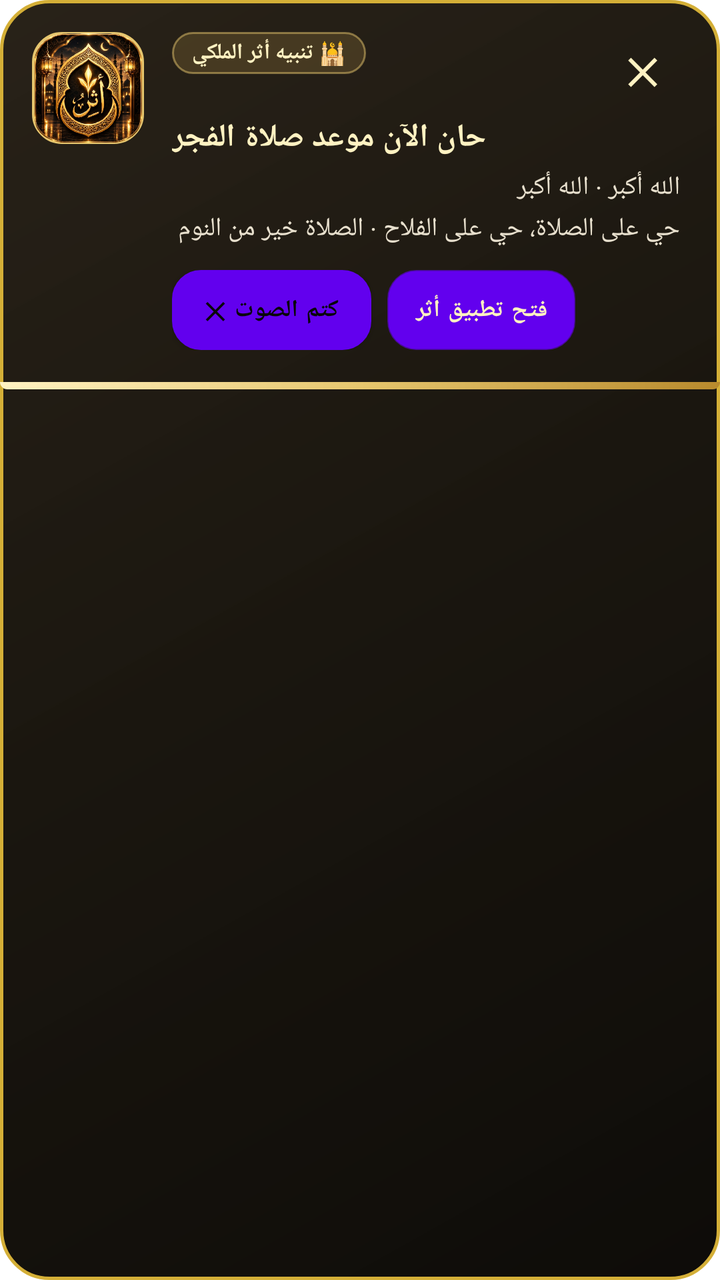
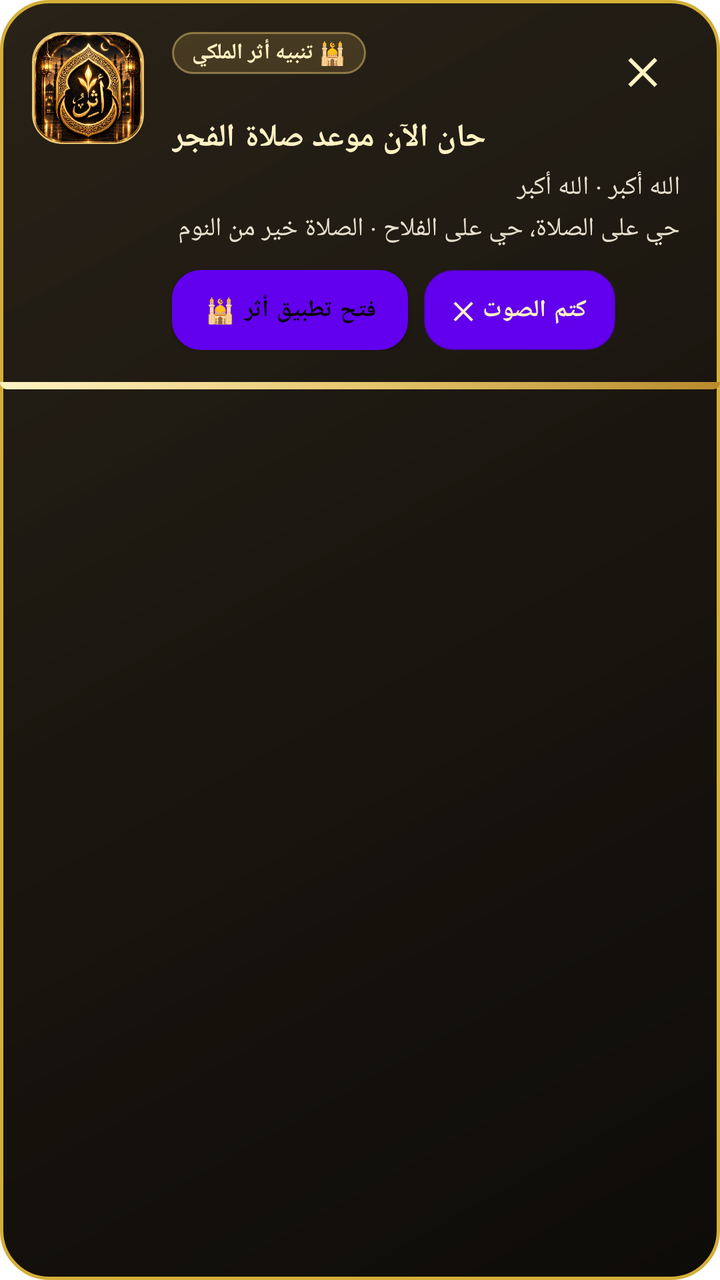

The first picture is an Android layout as it rendered before a commit; the second is the same layout after the commit. The layout source and the unified diff follow.
<!-- AndroidManifest.xml: fallback theme Theme.MaterialComponents.DayNight.NoActionBar -->
<!-- res/layout/view_system_overlay_notification.xml -->
<?xml version="1.0" encoding="utf-8"?>
<LinearLayout xmlns:android="http://schemas.android.com/apk/res/android"
    android:id="@+id/cardSystemOverlay"
    android:layout_width="match_parent"
    android:layout_height="wrap_content"
    android:layout_margin="14dp"
    android:background="@drawable/royal_overlay_card_bg"
    android:orientation="vertical"
    android:elevation="16dp">

    <LinearLayout
        android:layout_width="match_parent"
        android:layout_height="wrap_content"
        android:orientation="horizontal"
        android:padding="16dp"
        android:gravity="top">

        
        <FrameLayout
            android:layout_width="56dp"
            android:layout_height="56dp"
            android:background="@drawable/royal_logo_frame_bg"
            android:padding="0dp"
            android:layout_gravity="top">

            <ImageView
                android:id="@+id/ivOverlayLogo"
                android:layout_width="match_parent"
                android:layout_height="match_parent"
                android:padding="0dp"
                android:contentDescription="شعار أثر"
                android:scaleType="fitCenter"
                android:src="@drawable/icon_logo" />
        </FrameLayout>

        
        <LinearLayout
            android:layout_width="0dp"
            android:layout_height="wrap_content"
            android:layout_weight="1"
            android:layout_marginStart="14dp"
            android:layout_marginEnd="4dp"
            android:orientation="vertical">

            
            <RelativeLayout
                android:layout_width="match_parent"
                android:layout_height="wrap_content">

                <TextView
                    android:id="@+id/tvOverlayBadge"
                    android:layout_width="wrap_content"
                    android:layout_height="wrap_content"
                    android:layout_alignParentStart="true"
                    android:background="@drawable/royal_badge_bg"
                    android:paddingHorizontal="10dp"
                    android:paddingVertical="3dp"
                    android:text="🕌 تنبيه أثر الملكي"
                    android:textColor="#FFF2C2"
                    android:textSize="11sp"
                    android:textStyle="bold" />

                <TextView
                    android:id="@+id/btnOverlayClose"
                    android:layout_width="38dp"
                    android:layout_height="38dp"
                    android:layout_alignParentEnd="true"
                    android:gravity="center"
                    android:text="✕"
                    android:textColor="#FFF2C2"
                    android:textSize="18sp"
                    android:textStyle="bold"
                    android:background="?android:attr/selectableItemBackgroundBorderless"
                    android:clickable="true"
                    android:focusable="true" />
            </RelativeLayout>


            
            <TextView
                android:id="@+id/tvOverlayTitle"
                android:layout_width="wrap_content"
                android:layout_height="wrap_content"
                android:layout_marginTop="4dp"
                android:text="حان الآن موعد صلاة الفجر"
                android:textColor="#FFF2C2"
                android:textSize="16sp"
                android:textStyle="bold" />

            
            <TextView
                android:id="@+id/tvOverlayBody"
                android:layout_width="match_parent"
                android:layout_height="wrap_content"
                android:layout_marginTop="5dp"
                android:lineSpacingExtra="3dp"
                android:text="الله أكبر · الله أكبر\nحي على الصلاة، حي على الفلاح · الصلاة خير من النوم"
                android:textColor="#E8E0CE"
                android:textSize="13sp" />

            
            <LinearLayout
                android:layout_width="match_parent"
                android:layout_height="wrap_content"
                android:layout_marginTop="12dp"
                android:gravity="center_vertical"
                android:orientation="horizontal">

                
                <Button
                    android:id="@+id/btnOverlayMute"
                    android:layout_width="wrap_content"
                    android:layout_height="40dp"
                    android:background="@drawable/royal_gold_btn_bg"
                    android:elevation="4dp"
                    android:paddingHorizontal="16dp"
                    android:text="كتم الصوت ✕"
                    android:textColor="#080705"
                    android:textSize="12sp"
                    android:textStyle="bold" />

                
                <Button
                    android:id="@+id/btnOverlayOpen"
                    android:layout_width="wrap_content"
                    android:layout_height="40dp"
                    android:layout_marginStart="8dp"
                    android:background="@drawable/royal_dark_btn_bg"
                    android:paddingHorizontal="14dp"
                    android:text="فتح تطبيق أثر"
                    android:textColor="#FFF2C2"
                    android:textSize="12sp"
                    android:textStyle="bold" />
            </LinearLayout>

        </LinearLayout>
    </LinearLayout>

    
    <View
        android:id="@+id/viewOverlayProgress"
        android:layout_width="match_parent"
        android:layout_height="3.5dp"
        android:background="@drawable/royal_gold_progress_bg" />

</LinearLayout>
<!-- resources referenced by this layout -->
<resources>
  <!-- drawable icon_logo: png bitmap (drawable, 459085 bytes) -->
  <!-- drawable royal_badge_bg (drawable) -->
  <?xml version="1.0" encoding="utf-8"?>
  <shape xmlns:android="http://schemas.android.com/apk/res/android"
      android:shape="rectangle">
      <solid android:color="#33C8A24A" />
      <corners android:radius="10dp" />
      <stroke
          android:width="1dp"
          android:color="#80E6C66E" />
  </shape>
  <!-- drawable royal_dark_btn_bg (drawable) -->
  <?xml version="1.0" encoding="utf-8"?>
  <ripple xmlns:android="http://schemas.android.com/apk/res/android"
      android:color="#30E6C66E">
      <item>
          <shape android:shape="rectangle">
              <solid android:color="#241C10" />
              <corners android:radius="14dp" />
              <stroke
                  android:width="1dp"
                  android:color="#99E6C66E" />
          </shape>
      </item>
  </ripple>
  <!-- drawable royal_gold_btn_bg (drawable) -->
  <?xml version="1.0" encoding="utf-8"?>
  <ripple xmlns:android="http://schemas.android.com/apk/res/android"
      android:color="#40FFFFFF">
      <item>
          <shape android:shape="rectangle">
              <gradient
                  android:angle="0"
                  android:startColor="#FFF2C2"
                  android:centerColor="#E6C66E"
                  android:endColor="#B88A2D"
                  android:type="linear" />
              <corners android:radius="14dp" />
              <stroke
                  android:width="1dp"
                  android:color="#FFF9E2" />
          </shape>
      </item>
  </ripple>
  <!-- drawable royal_gold_progress_bg (drawable) -->
  <?xml version="1.0" encoding="utf-8"?>
  <shape xmlns:android="http://schemas.android.com/apk/res/android"
      android:shape="rectangle">
      <gradient
          android:angle="0"
          android:startColor="#FFF2C2"
          android:centerColor="#E6C66E"
          android:endColor="#B88A2D"
          android:type="linear" />
      <corners
          android:bottomLeftRadius="24dp"
          android:bottomRightRadius="24dp" />
  </shape>
  <!-- drawable royal_logo_frame_bg (drawable) -->
  <?xml version="1.0" encoding="utf-8"?>
  <shape xmlns:android="http://schemas.android.com/apk/res/android"
      android:shape="rectangle">
      <gradient
          android:angle="315"
          android:startColor="#3E2E10"
          android:centerColor="#1F180B"
          android:endColor="#0D0B07"
          android:type="linear" />
      <corners android:radius="14dp" />
      <stroke
          android:width="2dp"
          android:color="#E6C66E" />
  </shape>
  <!-- drawable royal_overlay_card_bg (drawable) -->
  <?xml version="1.0" encoding="utf-8"?>
  <shape xmlns:android="http://schemas.android.com/apk/res/android"
      android:shape="rectangle">
      <gradient
          android:angle="315"
          android:startColor="#F41F180E"
          android:centerColor="#F8130F08"
          android:endColor="#FA090704"
          android:type="linear" />
      <corners android:radius="24dp" />
      <stroke
          android:width="1.8dp"
          android:color="#D4AF37" />
  </shape>
</resources>

<!-- the commit's change to res/layout/view_system_overlay_notification.xml (unified diff, before → after) -->
@@ -108,26 +108,26 @@
 
                 
                 <Button
-                    android:id="@+id/btnOverlayMute"
+                    android:id="@+id/btnOverlayOpen"
                     android:layout_width="wrap_content"
                     android:layout_height="40dp"
                     android:background="@drawable/royal_gold_btn_bg"
                     android:elevation="4dp"
                     android:paddingHorizontal="16dp"
-                    android:text="كتم الصوت ✕"
+                    android:text="فتح تطبيق أثر 🕌"
                     android:textColor="#080705"
                     android:textSize="12sp"
                     android:textStyle="bold" />
 
                 
                 <Button
-                    android:id="@+id/btnOverlayOpen"
+                    android:id="@+id/btnOverlayMute"
                     android:layout_width="wrap_content"
                     android:layout_height="40dp"
                     android:layout_marginStart="8dp"
                     android:background="@drawable/royal_dark_btn_bg"
                     android:paddingHorizontal="14dp"
-                    android:text="فتح تطبيق أثر"
+                    android:text="كتم الصوت ✕"
                     android:textColor="#FFF2C2"
                     android:textSize="12sp"
                     android:textStyle="bold" />
